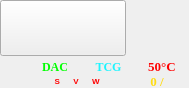
Above: ui/icons_bar/icons_bar.ui from 15903016222/Voice before the change. Below: the same form after it.
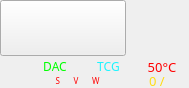
That is the form after the change. Icons and pictures are not drawn. Custom widgets are drawn as their Qt base class.

Commit message: 修复: IconsBar显示温度符号问题

Diff of the .ui file:
```diff
--- a/ui/icons_bar/icons_bar.ui
+++ b/ui/icons_bar/icons_bar.ui
@@ -243,10 +243,10 @@
             </property>
             <property name="font">
              <font>
-              <family>Times New Roman</family>
+              <family>Source Han Serif SC</family>
               <pointsize>9</pointsize>
-              <weight>75</weight>
-              <bold>true</bold>
+              <weight>50</weight>
+              <bold>false</bold>
              </font>
             </property>
             <property name="text">
@@ -298,10 +298,10 @@
             </property>
             <property name="font">
              <font>
-              <family>Times New Roman</family>
+              <family>Source Han Serif SC</family>
               <pointsize>9</pointsize>
-              <weight>75</weight>
-              <bold>true</bold>
+              <weight>50</weight>
+              <bold>false</bold>
              </font>
             </property>
             <property name="text">
@@ -353,10 +353,10 @@
             </property>
             <property name="font">
              <font>
-              <family>Times New Roman</family>
+              <family>Source Han Serif SC</family>
               <pointsize>10</pointsize>
-              <weight>75</weight>
-              <bold>true</bold>
+              <weight>50</weight>
+              <bold>false</bold>
              </font>
             </property>
             <property name="text">
@@ -412,8 +412,9 @@
             </property>
             <property name="font">
              <font>
-              <weight>75</weight>
-              <bold>true</bold>
+              <family>Source Han Serif SC</family>
+              <weight>50</weight>
+              <bold>false</bold>
              </font>
             </property>
             <property name="text">
@@ -465,8 +466,9 @@
             </property>
             <property name="font">
              <font>
-              <weight>75</weight>
-              <bold>true</bold>
+              <family>Source Han Serif SC</family>
+              <weight>50</weight>
+              <bold>false</bold>
              </font>
             </property>
             <property name="text">
@@ -518,8 +520,9 @@
             </property>
             <property name="font">
              <font>
-              <weight>75</weight>
-              <bold>true</bold>
+              <family>Source Han Serif SC</family>
+              <weight>50</weight>
+              <bold>false</bold>
              </font>
             </property>
             <property name="text">
@@ -571,10 +574,10 @@
             </property>
             <property name="font">
              <font>
-              <family>Times New Roman</family>
+              <family>Source Han Serif SC</family>
               <pointsize>10</pointsize>
-              <weight>75</weight>
-              <bold>true</bold>
+              <weight>50</weight>
+              <bold>false</bold>
              </font>
             </property>
             <property name="text">
```
The commit also changes 1 other file.
